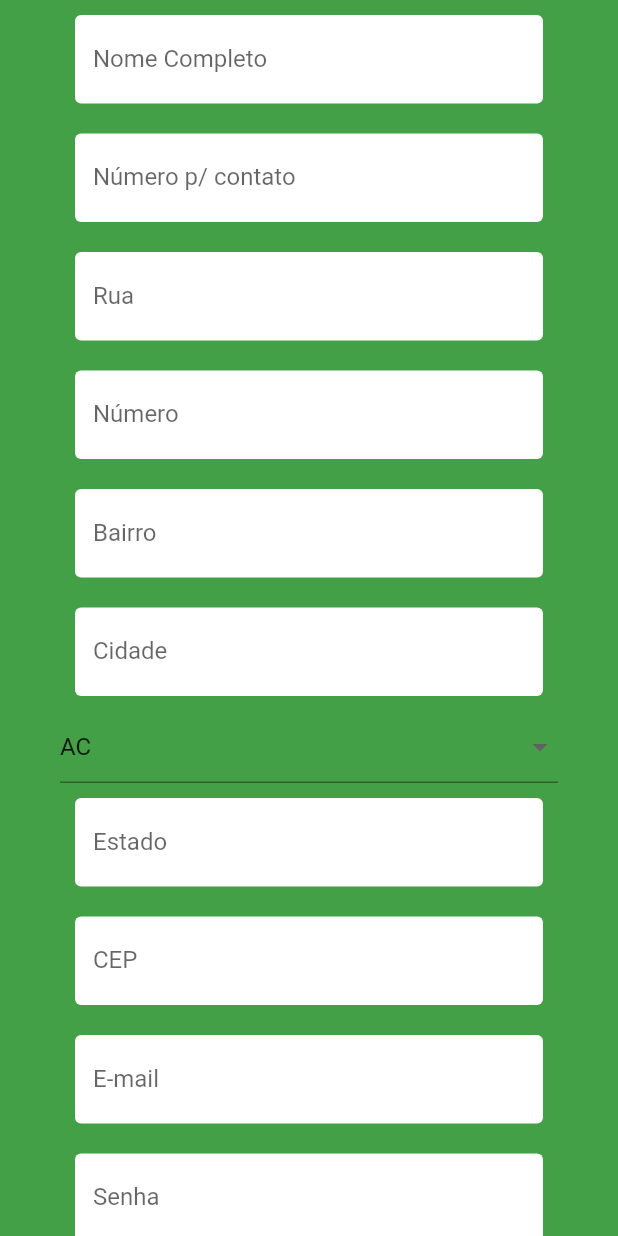
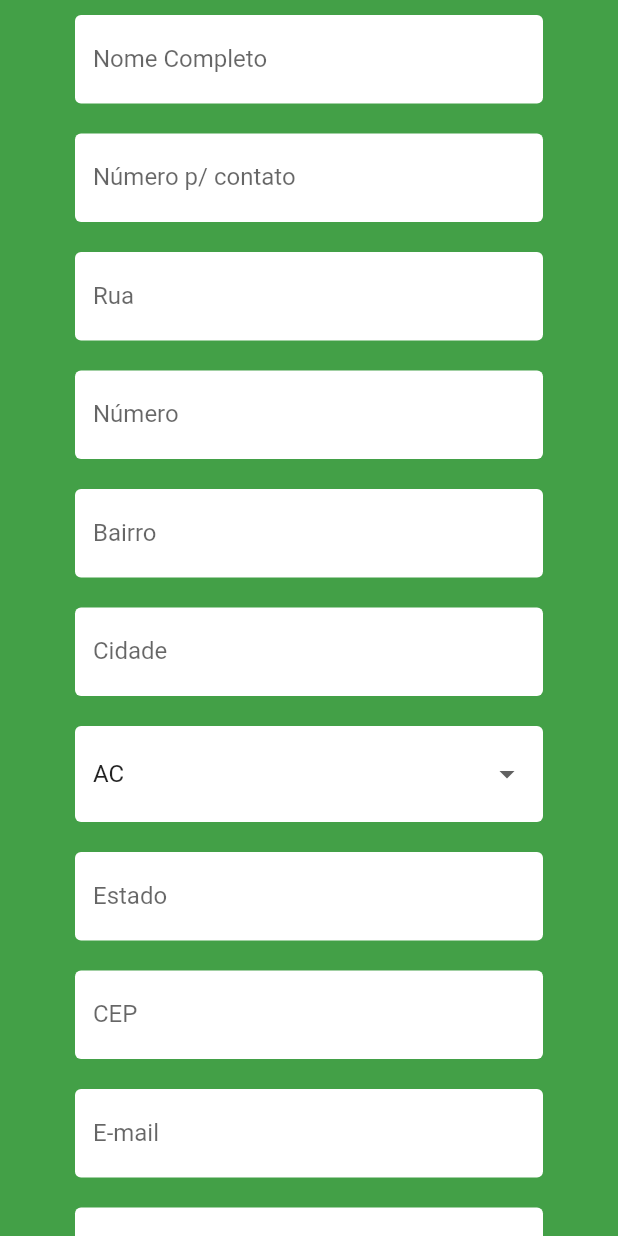
Before and after one commit to cadupereira21/SI700-Mobile, a Flutter app: the SignUpScreen screen opened directly, on a phone screen of 412 x 824 dp. Run offline on Flutter 3.47's test engine with Material 2 defaults, Android fonts, the phone set to English and light mode, and no system bars; our stand-ins replace dio, flutter_bloc, mask_text_input_formatter; missing offline and left inert: dart:ffi.

Commit message:
Implemented dropdownButton method with decorator

```diff
--- a/app_seu_madeu_sucos/lib/View/Signup/SignupForm.dart
+++ b/app_seu_madeu_sucos/lib/View/Signup/SignupForm.dart
@@ -125,23 +125,7 @@ class _SignupFormState extends State<SignupForm> {
                   },
                 ),
                 // TODO: Change to dropdown
-                DropdownButtonFormField(
-                  value: _dropdownValue,
-                  items: Districts.list.map<DropdownMenuItem<String>>((String value) {
-                    return DropdownMenuItem<String>(
-                      value: value,
-                      child: Text(value),
-                    );
-                  }).toList(),
-                  onSaved: (value) {
-                    client.address = "${client.address}-$value";
-                  },
-                  onChanged: (value) {
-                    setState(() {
-                      _dropdownValue = value!;
-                    });
-                  },
-                ),
+                dropdownButton(),
                 formTextField(
                   text: SignupFormFieldName.DISTRICT,
                   onSaved: (value) {
@@ -179,6 +163,39 @@ class _SignupFormState extends State<SignupForm> {
             ),
           ),
         ),
+      ),
+    );
+  }
+
+  Widget dropdownButton() {
+    return Container(
+      padding: const EdgeInsets.all(10),
+      child: DropdownButtonFormField(
+        value: _dropdownValue,
+        decoration: const InputDecoration(
+            filled: true,
+            fillColor: Colors.white,
+            floatingLabelBehavior: FloatingLabelBehavior.never,
+            enabledBorder: OutlineInputBorder(
+                borderSide: BorderSide(color: Colors.transparent)),
+            focusedBorder: OutlineInputBorder(
+                borderSide: BorderSide(color: Colors.transparent)),
+          ),
+        items: Districts.list
+            .map<DropdownMenuItem<String>>((String value) {
+          return DropdownMenuItem<String>(
+            value: value,
+            child: Text(value),
+          );
+        }).toList(),
+        onSaved: (value) {
+          client.address = "${client.address}-$value";
+        },
+        onChanged: (value) {
+          setState(() {
+            _dropdownValue = value!;
+          });
+        },
       ),
     );
   }
```
